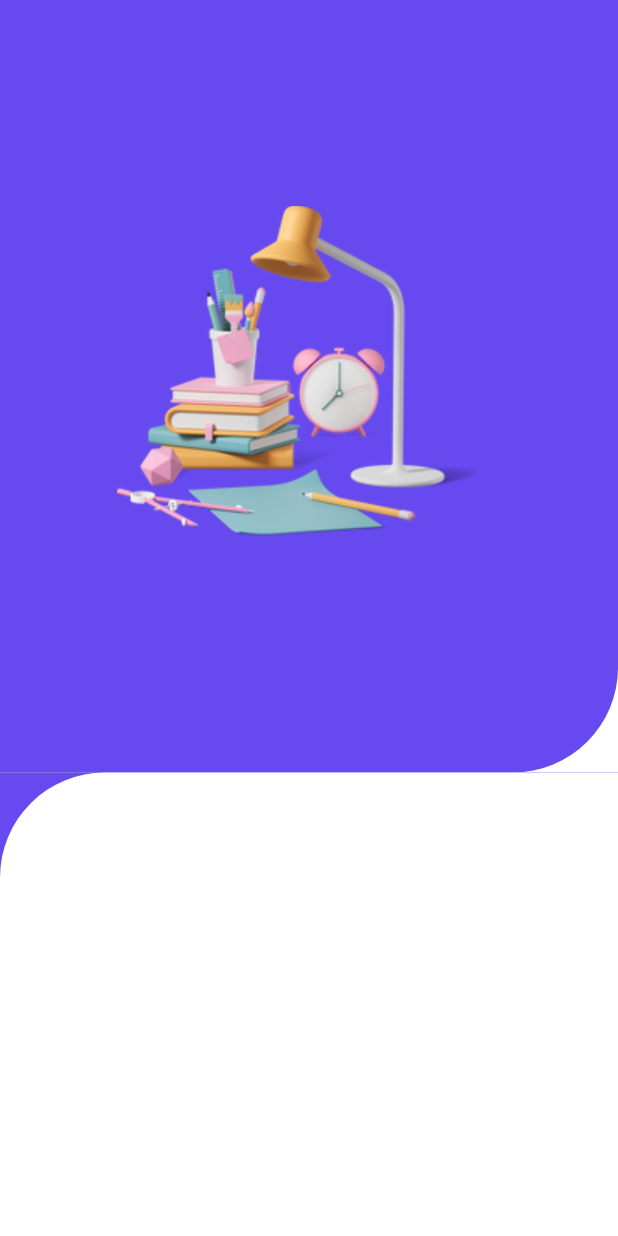
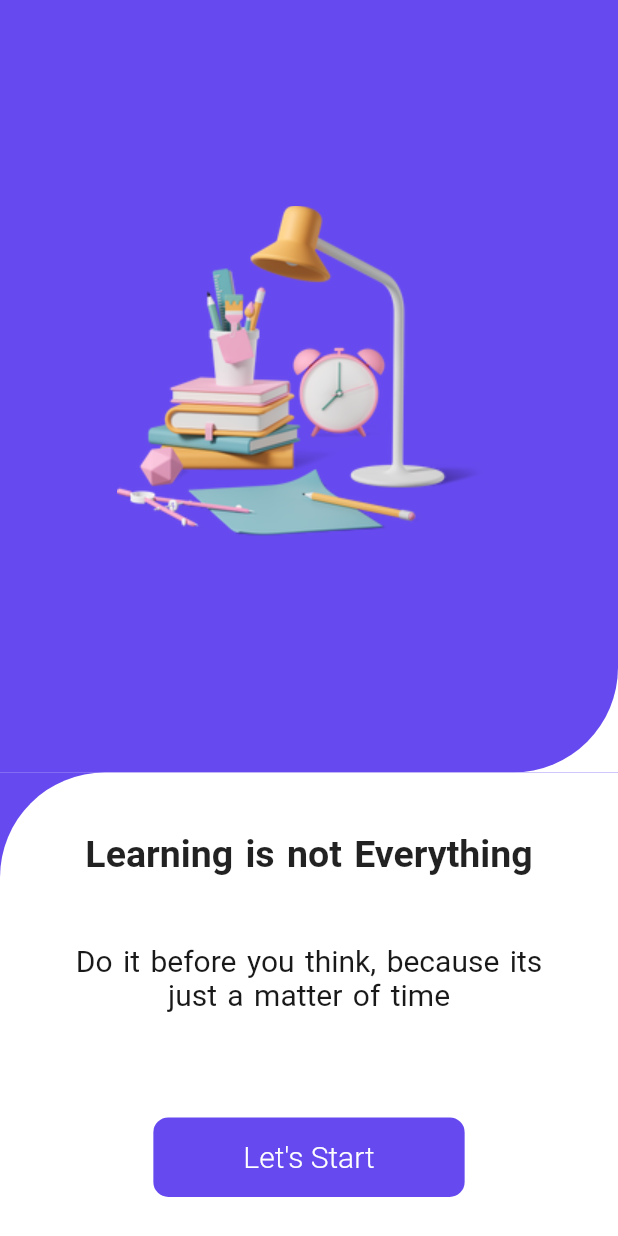
Before and after one commit to Underemployed/myApp, a Flutter app: the screen it shows after launch, on a phone screen of 412 x 824 dp. Run offline on Flutter 3.47's test engine with Material 2 defaults, Android fonts, the phone set to English and light mode, and no system bars.

Commit message:
Home Screen Completed

```diff
--- a/lib/main.dart
+++ b/lib/main.dart
@@ -1,5 +1,5 @@
 import 'package:flutter/material.dart';
-import 'package:myapp/pages/home_screen.dart';
+import 'package:myapp/pages/welcome_screen.dart';
 
 void main() {
   runApp(const MainApp());
@@ -13,7 +13,7 @@ class MainApp extends StatelessWidget {
     return MaterialApp(
       debugShowCheckedModeBanner: false,
       theme: ThemeData(scaffoldBackgroundColor: Colors.red),
-      home: HomeScreen(),
+      home: WelcomeScreen(),
     );
   }
 }
--- a/lib/pages/home_screen.dart
+++ /dev/null
@@ -1,52 +0,0 @@
-import 'package:flutter/material.dart';
-
-class HomeScreen extends StatelessWidget {
-  const HomeScreen({super.key});
-
-  @override
-  Widget build(BuildContext context) {
-    return Material(
-      child: Container(
-        width: MediaQuery.of(context).size.width,
-        height: MediaQuery.of(context).size.height / 1.6,
-        decoration: BoxDecoration(
-          color: Colors.white,
-        ),
-        child: Stack(children: [
-          Stack(children: [
-            Container(
-              width: MediaQuery.of(context).size.width,
-              height: MediaQuery.of(context).size.height / 1.6,
-              decoration: BoxDecoration(
-                  color: Color(0xFF674AEF),
-                  borderRadius:
-                      BorderRadius.only(bottomRight: Radius.circular(70))),
-              child: Center(child: Image.asset("images/books.png")),
-            ),
-          ]),
-          Align(
-            alignment: Alignment.bottomCenter,
-            child: Container(
-              width: MediaQuery.of(context).size.width,
-              height: MediaQuery.of(context).size.height / 2.666,
-              decoration: BoxDecoration(
-                color: Color(0xFF674AEF),
-              ),
-            ),
-          ),
-          Align(
-            alignment: Alignment.bottomCenter,
-            child: Container(
-              width: MediaQuery.of(context).size.width,
-              height: MediaQuery.of(context).size.height / 2.666,
-              decoration: BoxDecoration(
-                  color: Colors.white,
-                  borderRadius:
-                      BorderRadius.only(topLeft: Radius.circular(70))),
-            ),
-          ),
-        ]),
-      ),
-    );
-  }
-}
--- /dev/null
+++ b/lib/pages/welcome_screen.dart
@@ -0,0 +1,103 @@
+import 'package:flutter/material.dart';
+
+class WelcomeScreen extends StatelessWidget {
+  const WelcomeScreen({super.key});
+
+  @override
+  Widget build(BuildContext context) {
+    return Material(
+      child: Container(
+        width: MediaQuery.of(context).size.width,
+        height: MediaQuery.of(context).size.height / 1.6,
+        decoration: BoxDecoration(
+          color: Colors.white,
+        ),
+        child: Stack(children: [
+          Stack(children: [
+            Container(
+              width: MediaQuery.of(context).size.width,
+              height: MediaQuery.of(context).size.height / 1.6,
+              decoration: BoxDecoration(
+                  color: Color(0xFF674AEF),
+                  borderRadius:
+                      BorderRadius.only(bottomRight: Radius.circular(70))),
+              child: Center(child: Image.asset("images/books.png")),
+            ),
+          ]),
+          Align(
+            alignment: Alignment.bottomCenter,
+            child: Container(
+              width: MediaQuery.of(context).size.width,
+              height: MediaQuery.of(context).size.height / 2.666,
+              decoration: BoxDecoration(
+                color: Color(0xFF674AEF),
+              ),
+            ),
+          ),
+          Align(
+            alignment: Alignment.bottomCenter,
+            child: Container(
+              width: MediaQuery.of(context).size.width,
+              height: MediaQuery.of(context).size.height / 2.666,
+              decoration: BoxDecoration(
+                  color: Colors.white,
+                  borderRadius:
+                      BorderRadius.only(topLeft: Radius.circular(70))),
+              child: Column(children: [
+                SizedBox(
+                  height: 40,
+                ),
+                Text(
+                  "Learning is not Everything",
+                  textAlign: TextAlign.center,
+                  style: TextStyle(
+                    fontSize: 25,
+                    fontWeight: FontWeight.bold,
+                    wordSpacing: 2,
+                  ),
+                ),
+                SizedBox(
+                  height: 5,
+                ),
+                Padding(
+                  padding: EdgeInsets.symmetric(horizontal: 40, vertical: 40),
+                  child: Text(
+                    "Do it before you think, because its just a matter of time",
+                    textAlign: TextAlign.center,
+                    style: TextStyle(
+                      fontSize: 20,
+                      color: Colors.black.withOpacity(0.9),
+                      wordSpacing: 2,
+                    ),
+                  ),
+                ),
+                SizedBox(
+                  height: 30,
+                ),
+                Material(
+                  color: Color(0xFF674AEF),
+                  borderRadius: BorderRadius.circular(10),
+                  child: InkWell(
+                    onTap: () {},
+                    child: Container(
+                      padding:
+                          EdgeInsets.symmetric(vertical: 15, horizontal: 60),
+                      child: Text(
+                        "Let's Start",
+                        textAlign: TextAlign.center,
+                        style: TextStyle(
+                            fontSize: 20,
+                            fontWeight: FontWeight.w300,
+                            color: Colors.white),
+                      ),
+                    ),
+                  ),
+                )
+              ]),
+            ),
+          ),
+        ]),
+      ),
+    );
+  }
+}
```
Also changed, not shown: images/Screenshot_1683333690.png (added), myapp/pubspec.lock.
